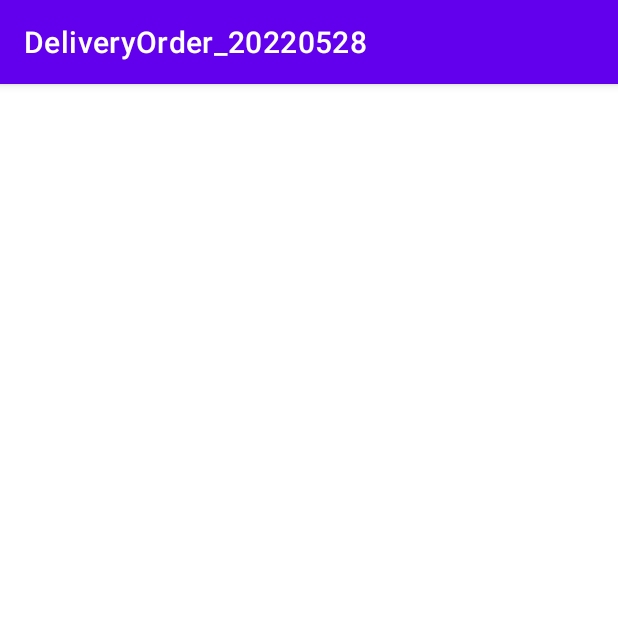
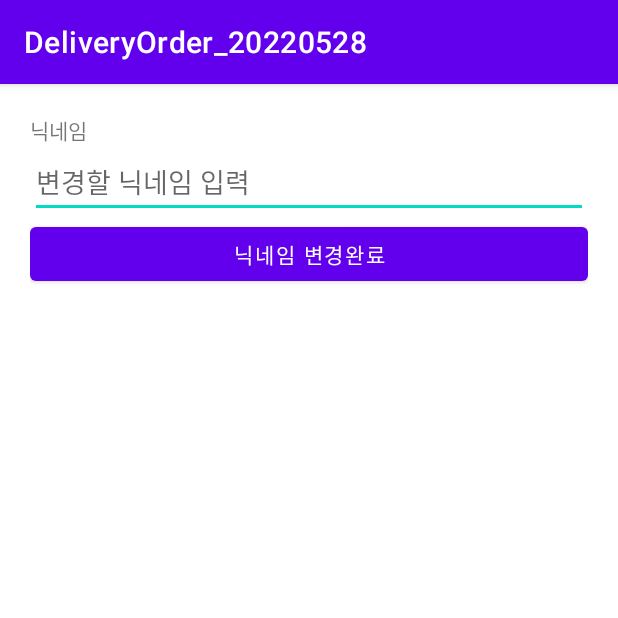
Before and after one commit to ujin-Bang/DeliveryOrder_20220528, an Android app: the EditMyInfoActivity screen opened directly, with no data from a screen before it, on a phone screen of 412 x 824 dp, the top half of it. Run offline under Robolectric (Android 15) with nearby library versions, the phone set to English and light mode, and no system bars; our stand-ins replace data binding.

```diff
--- a/app/src/main/java/com/start/deliveryorder_20220528/EditMyInfoActivity.kt
+++ b/app/src/main/java/com/start/deliveryorder_20220528/EditMyInfoActivity.kt
@@ -1,5 +1,7 @@
 package com.start.deliveryorder_20220528
 
+import android.app.Activity
+import android.content.Intent
 import androidx.appcompat.app.AppCompatActivity
 import android.os.Bundle
 import androidx.databinding.DataBindingUtil
@@ -12,5 +14,20 @@ class EditMyInfoActivity : AppCompatActivity() {
     override fun onCreate(savedInstanceState: Bundle?) {
         super.onCreate(savedInstanceState)
         binding = DataBindingUtil.setContentView(this,R.layout.activity_edit_my_info)
+        setupEvents()
+        setValues()
+    }
+
+    fun setupEvents(){
+        binding.btnSave.setOnClickListener {
+            val newNickname = binding.edtNickname.text.toString()
+            val resultIntent = Intent()
+            resultIntent.putExtra("newNickname",newNickname)
+            setResult(Activity.RESULT_OK, resultIntent)
+            finish()
+        }
+    }
+
+    fun setValues(){
     }
 }
--- a/app/src/main/res/layout/activity_edit_my_info.xml
+++ b/app/src/main/res/layout/activity_edit_my_info.xml
@@ -9,6 +9,22 @@
         android:padding="20dp"
         tools:context=".EditMyInfoActivity">
 
+        <TextView
+            android:layout_width="wrap_content"
+            android:layout_height="wrap_content"
+            android:text="닉네임"/>
+
+        <EditText
+            android:id="@+id/edtNickname"
+            android:layout_width="match_parent"
+            android:layout_height="wrap_content"
+            android:hint="변경할 닉네임 입력"/>
+
+        <Button
+            android:id="@+id/btnSave"
+            android:layout_width="match_parent"
+            android:layout_height="wrap_content"
+            android:text="닉네임 변경완료"/>
 
     </LinearLayout>
 </layout>
```
